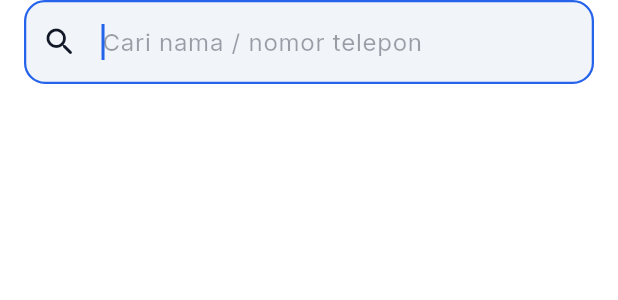
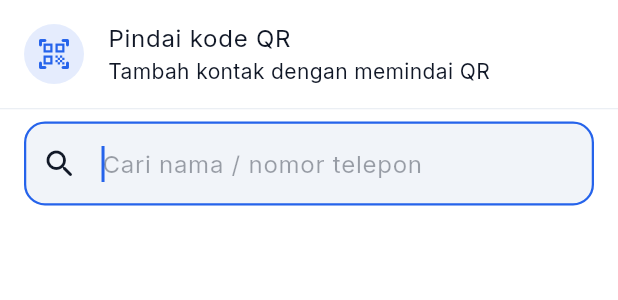
Before and after one commit to annashrul/wachat-app, a Flutter app: the _AddContactSheet widget shown alone on an empty page, opened directly with empty values, on a phone screen of 412 x 824 dp. Shown: the top 300 px of the screen. Run offline on Flutter 3.47's test engine with Material 3 defaults, Android fonts, the phone set to English and light mode, and no system bars; our stand-ins replace cached_network_image, camera, dio, file_picker, firebase_core, firebase_messaging and 8 more; missing offline and left inert: dart:html, flutter_webrtc, mobile_scanner, record; accounts and stored records are empty; network calls fail.

Commit message:
feat(contacts): scan QR option in add-contact sheet; settings QR fix; QR initial tab

```diff
--- a/lib/screens/contacts_screen.dart
+++ b/lib/screens/contacts_screen.dart
@@ -208,6 +208,27 @@ class _AddContactSheetState extends State<_AddContactSheet> {
         height: MediaQuery.of(context).size.height * 0.7,
         child: Column(
           children: [
+            // Tambah kontak via scan QR (ala WhatsApp).
+            ListTile(
+              leading: CircleAvatar(
+                backgroundColor:
+                    Theme.of(context).colorScheme.primary.withValues(alpha: 0.12),
+                child: Icon(Icons.qr_code_scanner_rounded,
+                    color: Theme.of(context).colorScheme.primary),
+              ),
+              title: const Text('Pindai kode QR'),
+              subtitle: const Text('Tambah kontak dengan memindai QR'),
+              onTap: () async {
+                final nav = Navigator.of(context);
+                final onAdded = widget.onAdded;
+                nav.pop();
+                final added = await nav.push<bool>(MaterialPageRoute(
+                    builder: (_) => const QrScreen(initialTab: 1)));
+                if (added == true) onAdded();
+              },
+            ),
+            const Divider(height: 1),
+            const SizedBox(height: 8),
             Padding(
               padding: const EdgeInsets.fromLTRB(16, 0, 16, 8),
               child: TextField(
--- a/lib/screens/qr_screen.dart
+++ b/lib/screens/qr_screen.dart
@@ -9,7 +9,8 @@ import '../widgets/avatar.dart';
 
 /// Kode QR kontak: tab "Kode saya" (tampilkan QR) + "Pindai" (scan kamera).
 class QrScreen extends StatefulWidget {
-  const QrScreen({super.key});
+  final int initialTab; // 0 = Kode saya, 1 = Pindai
+  const QrScreen({super.key, this.initialTab = 0});
 
   @override
   State<QrScreen> createState() => _QrScreenState();
@@ -50,6 +51,7 @@ class _QrScreenState extends State<QrScreen> {
     final palette = AppPalette.of(context);
     return DefaultTabController(
       length: 2,
+      initialIndex: widget.initialTab,
       child: Scaffold(
         appBar: AppBar(
           title: const Text('Kode QR'),
```
